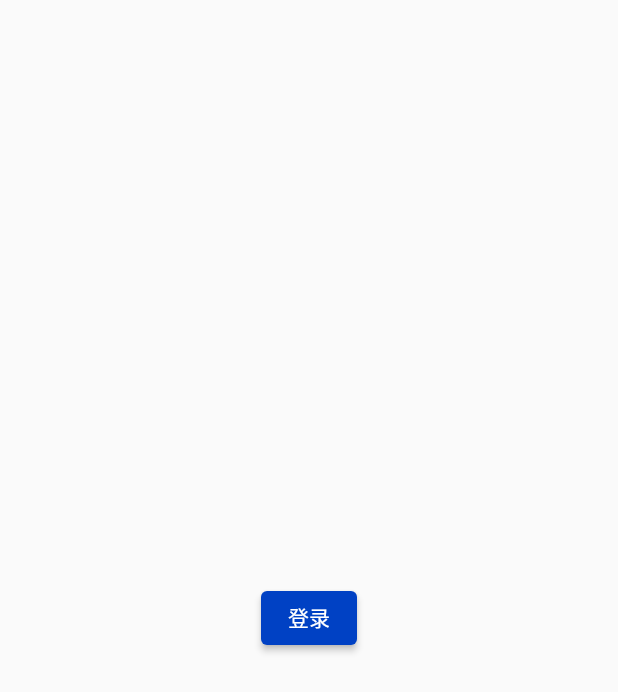
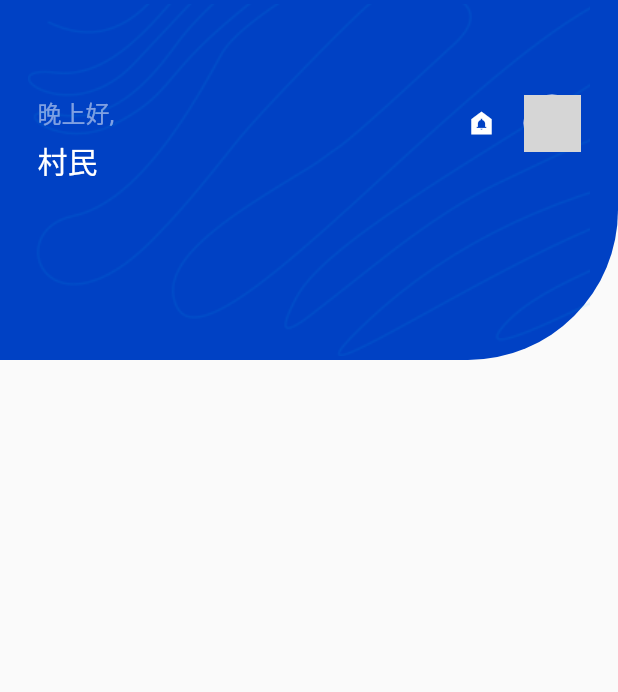
Before and after one commit to Rawrblock/cm-music-app, a Flutter app: the screen it shows after launch, on a phone screen of 412 x 824 dp. Shown: the top 692 px of the screen. Run offline on Flutter 3.47's test engine with Material 2 defaults, Android fonts, the phone set to English and light mode, and no system bars; grey boxes are pictures that could not be loaded.

Commit message:
fix: HomeHeader

```diff
--- a/lib/main.dart
+++ b/lib/main.dart
@@ -13,6 +13,7 @@ class CmMusic extends StatelessWidget {
   Widget build(BuildContext context) {
     return MaterialApp(
       title: '村民音乐',
+      debugShowCheckedModeBanner: false,
       theme: ThemeData(
         primarySwatch: primary,
         tabBarTheme: tabBarTheme
--- a/lib/pages/home.dart
+++ b/lib/pages/home.dart
@@ -1,3 +1,4 @@
+import 'package:cm_music_app/widget/header.dart';
 import 'package:flutter/material.dart';
 
 class Home extends StatelessWidget {
@@ -5,15 +6,8 @@ class Home extends StatelessWidget {
 
   @override
   Widget build(BuildContext context) {
-    return Scaffold(
-      body: Center(
-        child: ElevatedButton(
-            onPressed: () {
-              Navigator.pushNamed(context, '/login');
-            },
-            child: const Text('登录')
-        ),
-      ),
+    return const Scaffold(
+      body: Header(),
     );
   }
 }
--- /dev/null
+++ b/lib/widget/header.dart
@@ -0,0 +1,85 @@
+import 'package:cm_music_app/theme.dart';
+import 'package:flutter/material.dart';
+
+class Header extends StatelessWidget {
+  const Header({Key? key}) : super(key: key);
+
+  @override
+  Widget build(BuildContext context) {
+    Size screenSize = MediaQuery.of(context).size;
+
+    return Stack(
+      children: <Widget>[
+        Container(
+            padding: const EdgeInsets.only(top: 44),
+            width: screenSize.width,
+            height: 240,
+            decoration: const BoxDecoration(
+                color: primary,
+                borderRadius: BorderRadius.only(bottomRight: Radius.circular(100))
+            ),
+            child: Container(
+              width: screenSize.width,
+              height: 80,
+              padding: EdgeInsets.only(top: 19, bottom: 19, right: 25, left: 25),
+              child: Row(
+                mainAxisAlignment: MainAxisAlignment.start,
+                crossAxisAlignment: CrossAxisAlignment.start,
+                children: <Widget>[
+                  Column(
+                    crossAxisAlignment: CrossAxisAlignment.start,
+                    children: <Widget>[
+                      Text("晚上好, ", style: TextStyle(
+                          color: Colors.white.withOpacity(0.5),
+                          fontSize: 16
+                      ),
+                      ),
+                      const SizedBox(height: 5),
+                      const Text("村民", style: TextStyle(
+                        fontSize: 20,
+                        color: Colors.white,
+                        fontWeight: FontWeight.w500,
+                      ))
+                    ],
+                  ),
+                  const Spacer(),
+                  Row(
+                    crossAxisAlignment: CrossAxisAlignment.center,
+                    children: <Widget>[
+                      const Icon(
+                        Icons.doorbell_sharp,
+                        color: Colors.white,
+                        size: 20.0,
+                      ),
+                      const SizedBox(width: 18),
+                      Container(
+                        width: 38,
+                        height: 38,
+                        decoration: BoxDecoration(
+                            color: Colors.white,
+                            borderRadius: BorderRadius.circular(19)
+                        ),
+                        child: const Image(
+                            width: 38,
+                            height: 38,
+                            image: AssetImage('lib/assets/avatar.png')
+                        ),
+                      )
+                    ],
+                  )
+                ],
+              ),
+            )
+        ),
+        Positioned(
+            top: 0,
+            left: 0,
+            child:  Image(
+                width: screenSize.width,
+                height: 240,
+                image: const AssetImage('lib/assets/images/bg.png'))
+        )
+      ],
+    );
+  }
+}
--- a/pubspec.yaml
+++ b/pubspec.yaml
@@ -36,6 +36,7 @@ dependencies:
   cupertino_icons: ^1.0.2
 
   http: ^0.13.4
+  flutter_svg: ^0.12.1
 
 dev_dependencies:
   flutter_test:
@@ -58,7 +59,9 @@ flutter:
   # included with your application, so that you can use the icons in
   # the material Icons class.
   uses-material-design: true
-
+  assets:
+    - lib/assets/images/bg.png
+    - lib/assets/avatar.png
   # To add assets to your application, add an assets section, like this:
   # assets:
   #   - images/a_dot_burr.jpeg
```
Also changed, not shown: lib/assets/images/album.png (added), lib/assets/images/album.svg (added), lib/assets/images/avatar.png (added), lib/assets/images/banner.png (added), lib/assets/images/banner@2x.png (added), lib/assets/images/bg.png (added), lib/assets/images/musician-photo.png (added), lib/assets/images/playlist-back-image.svg (added), lib/assets/images/save.svg (added), pubspec.lock.
